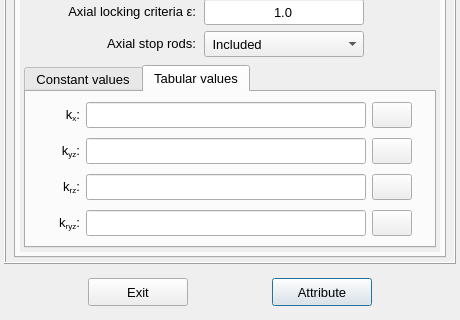
Before: the Qt Designer form pulse/interface/data/ui_files/model/setup/structural/expansion_joint_input.ui in open-pulse/OpenPulse, drawn with Qt 5; both pictures show x 0 to 460 and y 252 to 572 of the 460 by 572 pixel window.
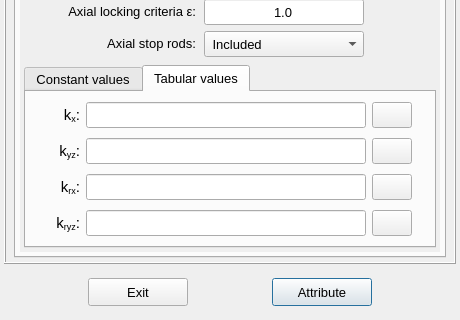
After: the same form once the commit is applied. The open tabs and pages were chosen to show the change. Icons and pictures are not drawn.

Commit message: Review the expansion joint-related classes

```diff
--- a/pulse/interface/data/ui_files/model/setup/structural/expansion_joint_input.ui
+++ b/pulse/interface/data/ui_files/model/setup/structural/expansion_joint_input.ui
@@ -1713,7 +1713,7 @@
                        </property>
                        <property name="font">
                         <font>
-                         <pointsize>10</pointsize>
+                         <pointsize>11</pointsize>
                          <italic>false</italic>
                          <bold>false</bold>
                         </font>
@@ -1722,7 +1722,7 @@
                         <bool>true</bool>
                        </property>
                        <property name="text">
-                        <string>&lt;html&gt;&lt;head/&gt;&lt;body&gt;&lt;p align=&quot;right&quot;&gt;&lt;span style=&quot; font-weight:400; font-style:normal;&quot;&gt;k&lt;/span&gt;&lt;span style=&quot; font-weight:400; font-style:normal; vertical-align:sub;&quot;&gt;x&lt;/span&gt;&lt;span style=&quot; font-weight:400; font-style:normal;&quot;&gt;:&lt;/span&gt;&lt;/p&gt;&lt;/body&gt;&lt;/html&gt;</string>
+                        <string>&lt;html&gt;&lt;head/&gt;&lt;body&gt;&lt;p align=&quot;right&quot;&gt;&lt;span style=&quot; font-size:11pt;&quot;&gt;k&lt;/span&gt;&lt;span style=&quot; font-size:11pt; vertical-align:sub;&quot;&gt;x&lt;/span&gt;&lt;span style=&quot; font-size:11pt;&quot;&gt;:&lt;/span&gt;&lt;/p&gt;&lt;/body&gt;&lt;/html&gt;</string>
                        </property>
                        <property name="alignment">
                         <set>Qt::AlignmentFlag::AlignCenter</set>
@@ -1789,7 +1789,7 @@
                        </property>
                        <property name="font">
                         <font>
-                         <pointsize>10</pointsize>
+                         <pointsize>11</pointsize>
                          <italic>false</italic>
                          <bold>false</bold>
                         </font>
@@ -1798,7 +1798,7 @@
                         <bool>true</bool>
                        </property>
                        <property name="text">
-                        <string>&lt;html&gt;&lt;head/&gt;&lt;body&gt;&lt;p align=&quot;right&quot;&gt;k&lt;span style=&quot; vertical-align:sub;&quot;&gt;yz&lt;/span&gt;:&lt;/p&gt;&lt;/body&gt;&lt;/html&gt;</string>
+                        <string>&lt;html&gt;&lt;head/&gt;&lt;body&gt;&lt;p align=&quot;right&quot;&gt;&lt;span style=&quot; font-size:11pt;&quot;&gt;k&lt;/span&gt;&lt;span style=&quot; font-size:11pt; vertical-align:sub;&quot;&gt;yz&lt;/span&gt;&lt;span style=&quot; font-size:11pt;&quot;&gt;:&lt;/span&gt;&lt;/p&gt;&lt;/body&gt;&lt;/html&gt;</string>
                        </property>
                        <property name="alignment">
                         <set>Qt::AlignmentFlag::AlignCenter</set>
@@ -1824,7 +1824,7 @@
                        </property>
                        <property name="font">
                         <font>
-                         <pointsize>10</pointsize>
+                         <pointsize>11</pointsize>
                          <italic>false</italic>
                          <bold>false</bold>
                         </font>
@@ -1833,7 +1833,7 @@
                         <bool>true</bool>
                        </property>
                        <property name="text">
-                        <string>&lt;html&gt;&lt;head/&gt;&lt;body&gt;&lt;p align=&quot;right&quot;&gt;k&lt;span style=&quot; vertical-align:sub;&quot;&gt;rz&lt;/span&gt;:&lt;/p&gt;&lt;/body&gt;&lt;/html&gt;</string>
+                        <string>&lt;html&gt;&lt;head/&gt;&lt;body&gt;&lt;p align=&quot;right&quot;&gt;&lt;span style=&quot; font-size:11pt;&quot;&gt;k&lt;/span&gt;&lt;span style=&quot; font-size:11pt; vertical-align:sub;&quot;&gt;rx&lt;/span&gt;&lt;span style=&quot; font-size:11pt;&quot;&gt;:&lt;/span&gt;&lt;/p&gt;&lt;/body&gt;&lt;/html&gt;</string>
                        </property>
                        <property name="alignment">
                         <set>Qt::AlignmentFlag::AlignCenter</set>
@@ -1859,7 +1859,7 @@
                        </property>
                        <property name="font">
                         <font>
-                         <pointsize>10</pointsize>
+                         <pointsize>11</pointsize>
                          <italic>false</italic>
                          <bold>false</bold>
                         </font>
@@ -1868,7 +1868,7 @@
                         <bool>true</bool>
                        </property>
                        <property name="text">
-                        <string>&lt;html&gt;&lt;head/&gt;&lt;body&gt;&lt;p align=&quot;right&quot;&gt;k&lt;span style=&quot; vertical-align:sub;&quot;&gt;ryz&lt;/span&gt;:&lt;/p&gt;&lt;/body&gt;&lt;/html&gt;</string>
+                        <string>&lt;html&gt;&lt;head/&gt;&lt;body&gt;&lt;p align=&quot;right&quot;&gt;&lt;span style=&quot; font-size:11pt;&quot;&gt;k&lt;/span&gt;&lt;span style=&quot; font-size:11pt; vertical-align:sub;&quot;&gt;ryz&lt;/span&gt;&lt;span style=&quot; font-size:11pt;&quot;&gt;:&lt;/span&gt;&lt;/p&gt;&lt;/body&gt;&lt;/html&gt;</string>
                        </property>
                        <property name="alignment">
                         <set>Qt::AlignmentFlag::AlignCenter</set>
```
Left out of the diff: 40 changed lines with no effect on the pictures. The commit also changes 5 other files.
